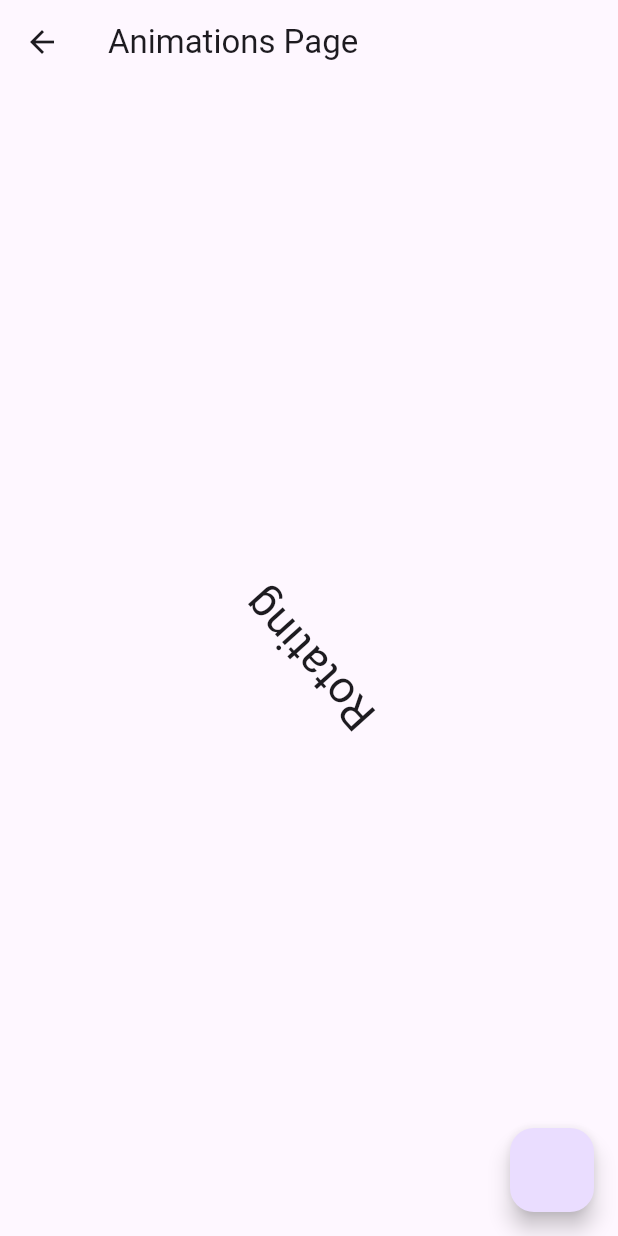
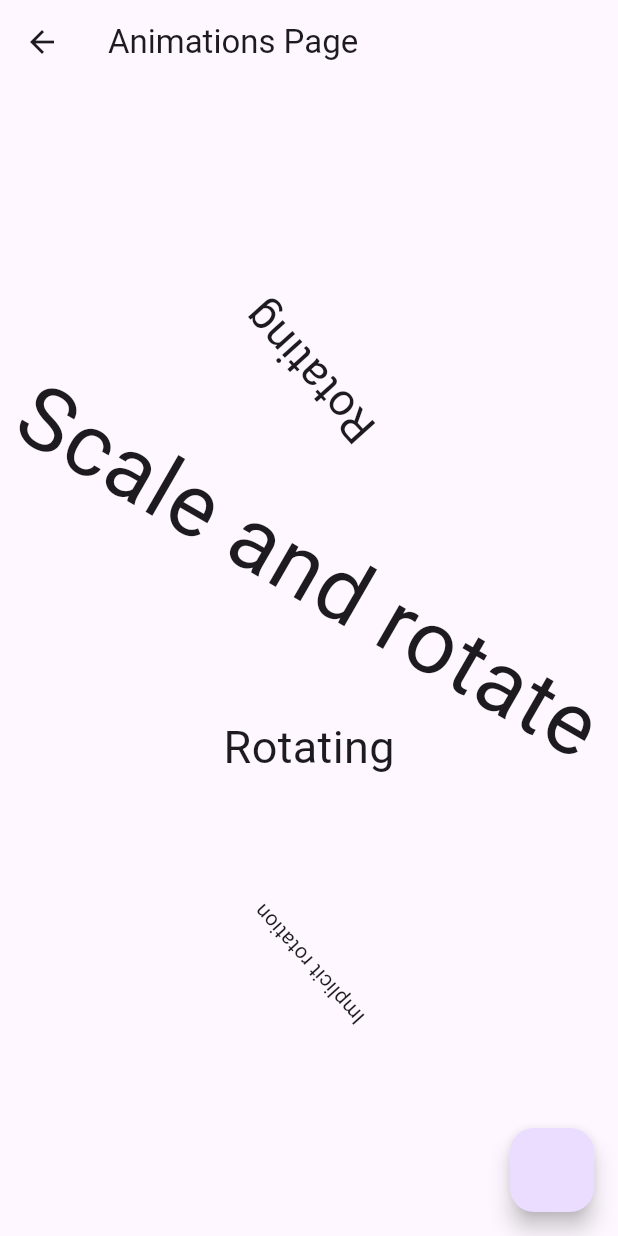
Before and after one commit to tmaurer-nait/dmit-2504-a03-winter-2025-instructor-workbook, a Flutter app: the AnimationsPage screen opened directly, on a phone screen of 412 x 824 dp. Run offline on Flutter 3.47's test engine with Material 3 defaults, Android fonts, the phone set to English and light mode, and no system bars; our stand-ins replace cloud_firestore, firebase_auth, firebase_core, shared_preferences; missing offline and left inert: firebase_ui_auth; accounts and stored records are empty.

Commit message:
animations done

```diff
--- a/animations/animation_example/lib/pages/animations_page.dart
+++ b/animations/animation_example/lib/pages/animations_page.dart
@@ -16,6 +16,9 @@ class _AnimationsPageState extends State<AnimationsPage>
   // This will drive our animations and provide controll access (stop, start, repeat, etc.)
   // It goes from 0-1 linearly over some duration
   late final AnimationController _controller;
+  late final Animation _animation;
+
+  var _endVal = 6.0;
 
   @override
   void initState() {
@@ -26,7 +29,10 @@ class _AnimationsPageState extends State<AnimationsPage>
       vsync: this,
       duration: Duration(seconds: 3),
     );
-    _controller.forward();
+    _controller.repeat();
+
+    // drive my curved animation off of the controller
+    _animation = _controller.drive(CurveTween(curve: Curves.elasticIn));
   }
 
   @override
@@ -43,7 +49,7 @@ class _AnimationsPageState extends State<AnimationsPage>
       body: Center(
         child: Column(
           mainAxisAlignment: MainAxisAlignment.center,
-          spacing: 16,
+          spacing: 100,
           children: [
             // Explicit animation using basic controller
             AnimatedBuilder(
@@ -56,12 +62,54 @@ class _AnimationsPageState extends State<AnimationsPage>
                 );
               },
             ),
+            // Tween doesn't need a controller/animation
+            // it needs a tween and a duration
+            TweenAnimationBuilder(
+              // By default these run once, to get it to run again change the end value
+              tween: Tween<double>(begin: 1, end: _endVal),
+              duration: Duration(seconds: 3),
+              // Value is effectively like controller.value
+              // It's the current value of the tween
+              builder: (context, value, widget) {
+                return Transform.scale(
+                  scale: value,
+                  child: Transform.rotate(
+                    angle: value * math.pi,
+                    child: Text('Scale and rotate'),
+                  ),
+                );
+              },
+              onEnd: () => setState(() {
+                _endVal = _endVal == 1 ? 6.0 : 1;
+              }),
+            ),
+            // Drive this off a curved animation
+            AnimatedBuilder(
+              // any time this controller changes, call the builder
+              animation: _animation,
+              builder: (context, child) {
+                return Transform.translate(
+                  offset: Offset(0, -_animation.value * 200),
+                  child: Text('Rotating', style: TextStyle(fontSize: 30)),
+                );
+              },
+            ),
+            // Implicit animation
+            RotationTransition(
+              turns: _controller,
+              child: Text("Implicit rotation"),
+            ),
           ],
         ),
       ),
       floatingActionButton: FloatingActionButton(
         onPressed: () {
-          //NOOP
+          // Stopping and starting animations
+          if (_controller.isAnimating) {
+            _controller.stop();
+          } else {
+            _controller.repeat();
+          }
         },
       ),
     );
```
Also changed, not shown: 1 other file.
